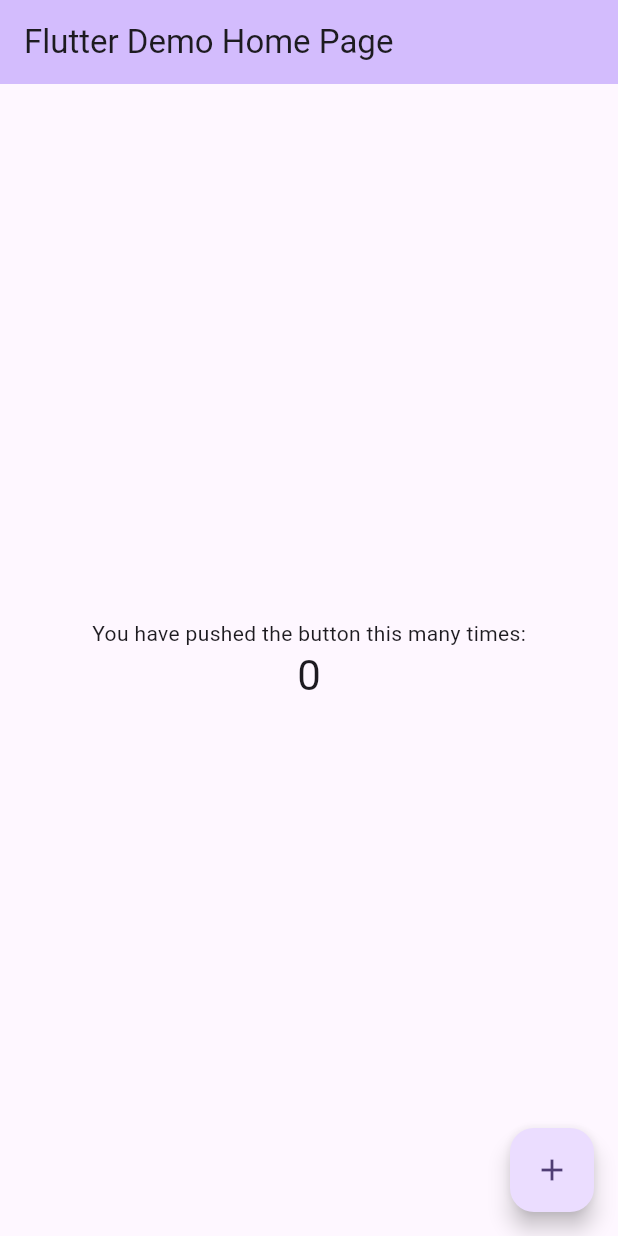
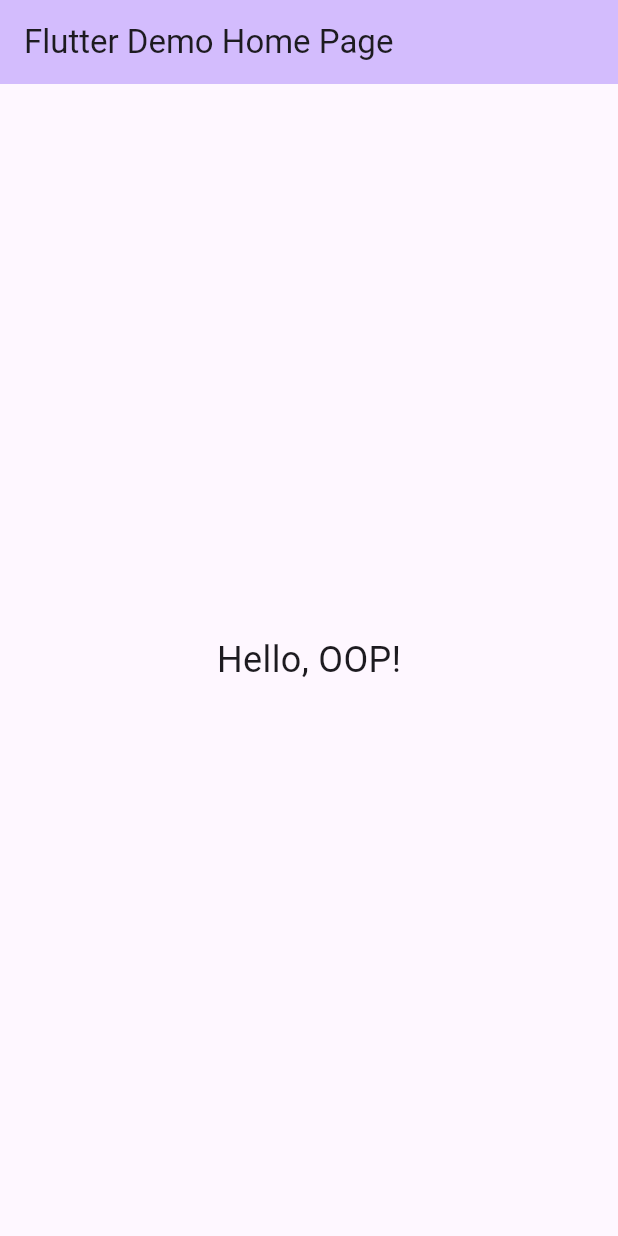
Before and after one commit to ossw5/my_oop_app, a Flutter app: the screen it shows after launch, on a phone screen of 412 x 824 dp. Run offline on Flutter 3.47's test engine with Material 3 defaults, Android fonts, the phone set to English and light mode, and no system bars.

```diff
--- a/lib/main.dart
+++ b/lib/main.dart
@@ -54,69 +54,25 @@ class MyHomePage extends StatefulWidget {
 }
 
 class _MyHomePageState extends State<MyHomePage> {
-  int _counter = 0;
+  // Remove this if not using the counter
+  // int _counter = 0;
 
-  void _incrementCounter() {
-    setState(() {
-      // This call to setState tells the Flutter framework that something has
-      // changed in this State, which causes it to rerun the build method below
-      // so that the display can reflect the updated values. If we changed
-      // _counter without calling setState(), then the build method would not be
-      // called again, and so nothing would appear to happen.
-      _counter++;
-    });
-  }
+  // void _incrementCounter() {
+  //   setState(() {
+  //     _counter++;
+  //   });
+  // }
 
   @override
   Widget build(BuildContext context) {
-    // This method is rerun every time setState is called, for instance as done
-    // by the _incrementCounter method above.
-    //
-    // The Flutter framework has been optimized to make rerunning build methods
-    // fast, so that you can just rebuild anything that needs updating rather
-    // than having to individually change instances of widgets.
     return Scaffold(
       appBar: AppBar(
-        // TRY THIS: Try changing the color here to a specific color (to
-        // Colors.amber, perhaps?) and trigger a hot reload to see the AppBar
-        // change color while the other colors stay the same.
         backgroundColor: Theme.of(context).colorScheme.inversePrimary,
-        // Here we take the value from the MyHomePage object that was created by
-        // the App.build method, and use it to set our appbar title.
         title: Text(widget.title),
       ),
-      body: Center(
-        // Center is a layout widget. It takes a single child and positions it
-        // in the middle of the parent.
-        child: Column(
-          // Column is also a layout widget. It takes a list of children and
-          // arranges them vertically. By default, it sizes itself to fit its
-          // children horizontally, and tries to be as tall as its parent.
-          //
-          // Column has various properties to control how it sizes itself and
-          // how it positions its children. Here we use mainAxisAlignment to
-          // center the children vertically; the main axis here is the vertical
-          // axis because Columns are vertical (the cross axis would be
-          // horizontal).
-          //
-          // TRY THIS: Invoke "debug painting" (choose the "Toggle Debug Paint"
-          // action in the IDE, or press "p" in the console), to see the
-          // wireframe for each widget.
-          mainAxisAlignment: MainAxisAlignment.center,
-          children: <Widget>[
-            const Text('You have pushed the button this many times:'),
-            Text(
-              '$_counter',
-              style: Theme.of(context).textTheme.headlineMedium,
-            ),
-          ],
-        ),
+      body: const Center(
+        child: Text('Hello, OOP!', style: TextStyle(fontSize: 24)),
       ),
-      floatingActionButton: FloatingActionButton(
-        onPressed: _incrementCounter,
-        tooltip: 'Increment',
-        child: const Icon(Icons.add),
-      ), // This trailing comma makes auto-formatting nicer for build methods.
     );
   }
 }
```
